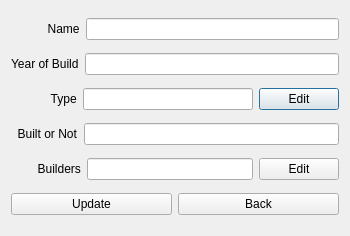
Before: the Qt Designer form verklegt_vika_3/verklegt_GUI/UI/editcomputerdialog.ui in vilhjalmur12/verklegt_1, drawn with Qt 5.
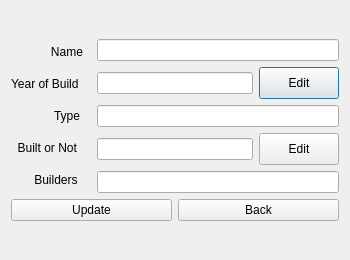
After: the same form once the commit is applied.

What changed in the file:
```diff
--- a/verklegt_vika_3/verklegt_GUI/UI/editcomputerdialog.ui
+++ b/verklegt_vika_3/verklegt_GUI/UI/editcomputerdialog.ui
@@ -7,91 +7,140 @@
     <x>0</x>
     <y>0</y>
     <width>350</width>
-    <height>236</height>
+    <height>260</height>
    </rect>
   </property>
+  <property name="minimumSize">
+   <size>
+    <width>350</width>
+    <height>260</height>
+   </size>
+  </property>
   <property name="windowTitle">
    <string>Dialog</string>
   </property>
-  <layout class="QVBoxLayout" name="verticalLayout">
+  <layout class="QGridLayout" name="gridLayout">
+   <item row="0" column="0">
+    <layout class="QVBoxLayout" name="verticalLayout_3">
    <item>
-    <layout class="QHBoxLayout" name="horizontalLayout">
+      <layout class="QHBoxLayout" name="horizontalLayout_3">
+       <item>
+        <layout class="QVBoxLayout" name="verticalLayout_2">
      <item>
       <widget class="QLabel" name="label">
+           <property name="minimumSize">
+            <size>
+             <width>80</width>
+             <height>0</height>
+            </size>
+           </property>
        <property name="text">
-        <string>           Name</string>
+            <string>            Name</string>
        </property>
       </widget>
      </item>
-     <item>
-      <widget class="QLineEdit" name="lineEdit_name"/>
-     </item>
-    </layout>
-   </item>
-   <item>
-    <layout class="QHBoxLayout" name="horizontalLayout_2">
      <item>
       <widget class="QLabel" name="label_2">
+           <property name="minimumSize">
+            <size>
+             <width>80</width>
+             <height>0</height>
+            </size>
+           </property>
        <property name="text">
         <string>Year of Build</string>
        </property>
       </widget>
      </item>
      <item>
-      <widget class="QLineEdit" name="lineEdit_year"/>
-     </item>
-    </layout>
-   </item>
-   <item>
-    <layout class="QHBoxLayout" name="horizontalLayout_3">
-     <item>
       <widget class="QLabel" name="label_3">
-       <property name="text">
-        <string>            Type</string>
-       </property>
-      </widget>
-     </item>
-     <item>
-      <widget class="QLineEdit" name="lineEdit_type">
-       <property name="readOnly">
-        <bool>true</bool>
-       </property>
-      </widget>
-     </item>
-     <item>
-      <widget class="QPushButton" name="pushButton_edit_type">
+           <property name="minimumSize">
+            <size>
+             <width>80</width>
+             <height>0</height>
+            </size>
+           </property>
        <property name="text">
-        <string>Edit</string>
+            <string>             Type</string>
        </property>
       </widget>
      </item>
-    </layout>
-   </item>
-   <item>
-    <layout class="QHBoxLayout" name="horizontalLayout_4">
      <item>
       <widget class="QLabel" name="label_4">
+           <property name="minimumSize">
+            <size>
+             <width>80</width>
+             <height>0</height>
+            </size>
+           </property>
        <property name="text">
         <string>  Built or Not</string>
        </property>
       </widget>
      </item>
      <item>
-      <widget class="QLineEdit" name="lineEdit_built"/>
-     </item>
-    </layout>
-   </item>
-   <item>
-    <layout class="QHBoxLayout" name="horizontalLayout_6">
-     <item>
       <widget class="QLabel" name="label_5">
+           <property name="minimumSize">
+            <size>
+             <width>80</width>
+             <height>0</height>
+            </size>
+           </property>
        <property name="text">
-        <string>        Builders</string>
+            <string>       Builders</string>
        </property>
       </widget>
      </item>
+        </layout>
+       </item>
+       <item>
+        <layout class="QVBoxLayout" name="verticalLayout">
+         <item>
+          <widget class="QLineEdit" name="lineEdit_year"/>
+         </item>
+         <item>
+          <layout class="QHBoxLayout" name="horizontalLayout_2">
+           <item>
+            <widget class="QLineEdit" name="lineEdit_type">
+             <property name="minimumSize">
+              <size>
+               <width>0</width>
+               <height>21</height>
+              </size>
+             </property>
+             <property name="readOnly">
+              <bool>true</bool>
+             </property>
+            </widget>
+           </item>
+           <item>
+            <widget class="QPushButton" name="pushButton_edit_type">
+             <property name="minimumSize">
+              <size>
+               <width>0</width>
+               <height>32</height>
+              </size>
+             </property>
+             <property name="text">
+              <string>Edit</string>
+             </property>
+            </widget>
+           </item>
+          </layout>
+         </item>
+         <item>
+          <widget class="QLineEdit" name="lineEdit_built"/>
+         </item>
+         <item>
+          <layout class="QHBoxLayout" name="horizontalLayout">
      <item>
       <widget class="QLineEdit" name="lineEdit_builders">
+             <property name="minimumSize">
+              <size>
+               <width>0</width>
+               <height>21</height>
+              </size>
+             </property>
        <property name="readOnly">
         <bool>true</bool>
        </property>
@@ -99,6 +148,12 @@
      </item>
      <item>
       <widget class="QPushButton" name="pushButton_edit_relations">
+             <property name="minimumSize">
+              <size>
+               <width>0</width>
+               <height>32</height>
+              </size>
+             </property>
        <property name="text">
         <string>Edit</string>
        </property>
@@ -107,7 +162,14 @@
     </layout>
    </item>
    <item>
-    <layout class="QHBoxLayout" name="horizontalLayout_5">
+          <widget class="QLineEdit" name="lineEdit_name"/>
+         </item>
+        </layout>
+       </item>
+      </layout>
+     </item>
+     <item>
+      <layout class="QHBoxLayout" name="horizontalLayout_4">
      <item>
       <widget class="QPushButton" name="pushButton_update">
        <property name="text">
@@ -121,6 +183,8 @@
         <string>Back</string>
        </property>
       </widget>
+       </item>
+      </layout>
      </item>
     </layout>
    </item>
```
Lines whose indentation alone changed are shown as unchanged.
